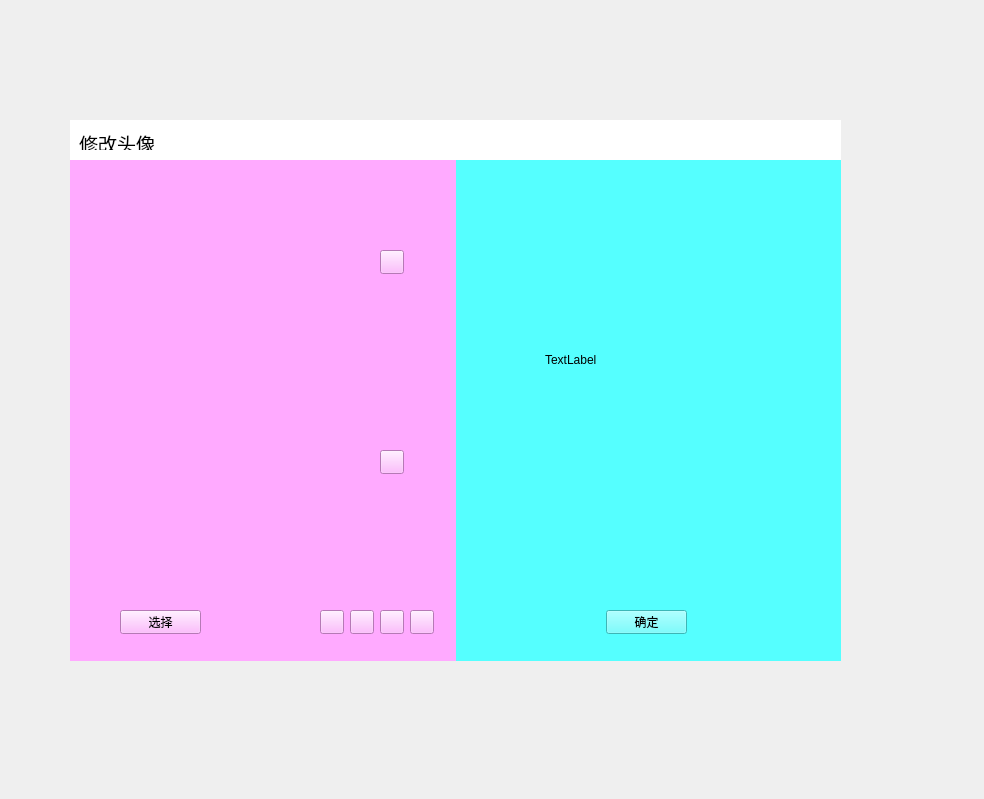
The window that Common/Widgets/AvatarChoose/AvatarChoose.ui (com567/NewRepo) describes before a commit, drawn with Qt 5.
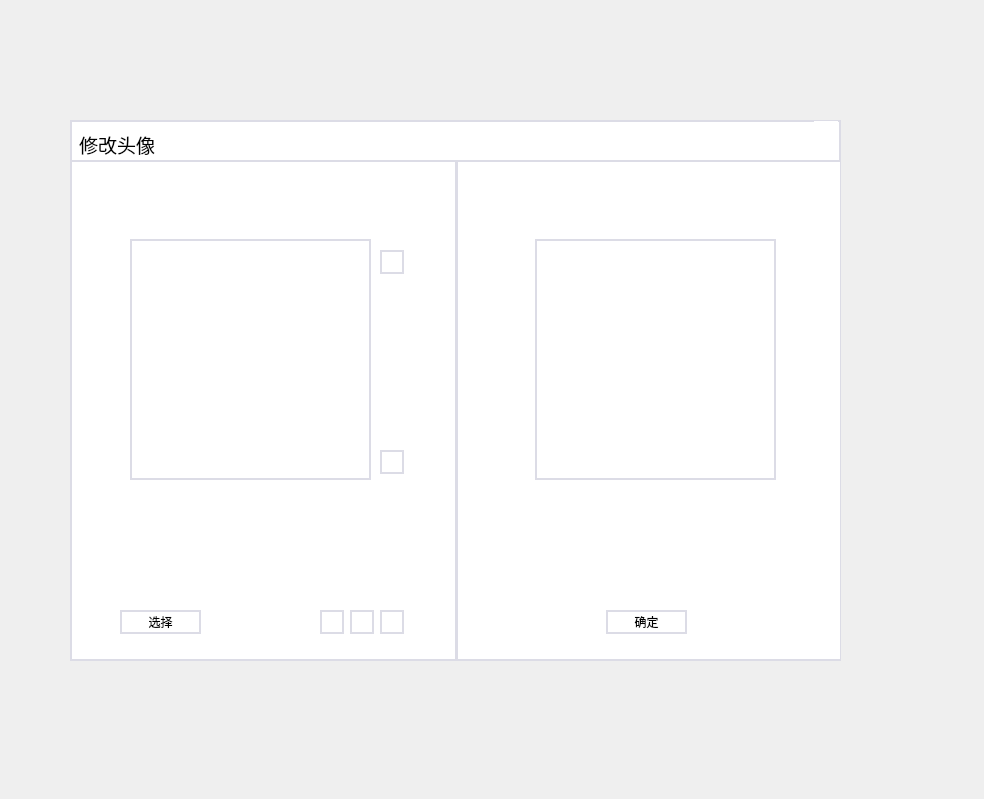
The same window after the commit. Icons and pictures are not drawn. Custom widgets are drawn as their Qt base class.

```diff
--- a/Common/Widgets/AvatarChoose/AvatarChoose.ui
+++ b/Common/Widgets/AvatarChoose/AvatarChoose.ui
@@ -23,19 +23,21 @@
     </rect>
    </property>
    <property name="styleSheet">
-    <string notr="true">background-color: rgb(255, 255, 255);</string>
+    <string notr="true">background-color: rgb(255, 255, 255);
+border:2px solid rgb(220,220,230);
+</string>
    </property>
    <widget class="QWidget" name="widget_2" native="true">
     <property name="geometry">
      <rect>
       <x>0</x>
       <y>40</y>
-      <width>386</width>
+      <width>387</width>
       <height>501</height>
      </rect>
     </property>
     <property name="styleSheet">
-     <string notr="true">background-color: rgb(255, 170, 255);</string>
+     <string notr="true"/>
     </property>
     <widget class="QPushButton" name="chooseBtn">
      <property name="geometry">
@@ -55,29 +57,6 @@
       <string>选择</string>
      </property>
     </widget>
-    <widget class="QPushButton" name="anticlockwise">
-     <property name="geometry">
-      <rect>
-       <x>340</x>
-       <y>450</y>
-       <width>24</width>
-       <height>24</height>
-      </rect>
-     </property>
-     <property name="styleSheet">
-      <string notr="true">#anticlockwise{
-	
-	image: url(:/Resources/anticlockwise.svg);
-}
-#anticlockwise:hover{
-image: url(:/Resources/anticlockwise.svg);
-	background-color: rgb(85, 170, 255);
-}</string>
-     </property>
-     <property name="text">
-      <string/>
-     </property>
-    </widget>
     <widget class="QPushButton" name="clockwise">
      <property name="geometry">
       <rect>
@@ -100,29 +79,7 @@
       <string/>
      </property>
     </widget>
-    <widget class="QPushButton" name="clockwise_fill">
-     <property name="geometry">
-      <rect>
-       <x>250</x>
-       <y>450</y>
-       <width>24</width>
-       <height>24</height>
-      </rect>
-     </property>
-     <property name="styleSheet">
-      <string notr="true">#clockwise_fill{
-image: url(:/Resources/clockwise-fill.svg);
-}
-#clockwise_fill:hover{
-image: url(:/Resources/clockwise-fill.svg);
-	background-color: rgb(85, 170, 255);
-}</string>
-     </property>
-     <property name="text">
-      <string/>
-     </property>
-    </widget>
-    <widget class="QPushButton" name="anticlockwise_fill">
+    <widget class="QPushButton" name="anticlockwise">
      <property name="geometry">
       <rect>
        <x>310</x>
@@ -132,7 +89,7 @@
       </rect>
      </property>
      <property name="styleSheet">
-      <string notr="true">#anticlockwise_fill{
+      <string notr="true">#anticlockwise{
 image: url(:/Resources/anticlockwise-fill.svg);
 }
 #anticlockwise_fill:hover{
@@ -193,11 +150,36 @@
     <widget class="AvatarChooseBox" name="avatarCropper" native="true">
      <property name="geometry">
       <rect>
-       <x>89</x>
-       <y>89</y>
-       <width>221</width>
-       <height>221</height>
+       <x>60</x>
+       <y>79</y>
+       <width>241</width>
+       <height>241</height>
       </rect>
+     </property>
+     <property name="styleSheet">
+      <string notr="true">border:2px solid rgb(220,220,230);</string>
+     </property>
+    </widget>
+    <widget class="QPushButton" name="tailor">
+     <property name="geometry">
+      <rect>
+       <x>250</x>
+       <y>450</y>
+       <width>24</width>
+       <height>24</height>
+      </rect>
+     </property>
+     <property name="styleSheet">
+      <string notr="true">#tailor{
+	image: url(:/Resources/tailor.svg);
+}
+#tailor:hover{
+	image: url(:/Resources/tailor.svg);
+	background-color: rgb(85, 170, 255);
+}</string>
+     </property>
+     <property name="text">
+      <string/>
      </property>
     </widget>
    </widget>
@@ -206,24 +188,27 @@
      <rect>
       <x>386</x>
       <y>40</y>
-      <width>385</width>
+      <width>386</width>
       <height>501</height>
      </rect>
     </property>
     <property name="styleSheet">
-     <string notr="true">background-color: rgb(85, 255, 255);</string>
+     <string notr="true"/>
     </property>
     <widget class="QLabel" name="avatar">
      <property name="geometry">
       <rect>
-       <x>89</x>
-       <y>89</y>
-       <width>221</width>
-       <height>221</height>
+       <x>79</x>
+       <y>79</y>
+       <width>241</width>
+       <height>241</height>
       </rect>
      </property>
+     <property name="styleSheet">
+      <string notr="true">border:2px solid rgb(220,220,230);</string>
+     </property>
      <property name="text">
-      <string>TextLabel</string>
+      <string/>
      </property>
     </widget>
     <widget class="QPushButton" name="pushButton_2">
@@ -235,6 +220,11 @@
        <height>24</height>
       </rect>
      </property>
+     <property name="styleSheet">
+      <string notr="true">#affirmBtn:hover{
+	background-color: rgb(85, 170, 255);
+}</string>
+     </property>
      <property name="text">
       <string>确定</string>
      </property>
@@ -243,8 +233,8 @@
    <widget class="QPushButton" name="close">
     <property name="geometry">
      <rect>
-      <x>745</x>
-      <y>0</y>
+      <x>744</x>
+      <y>1</y>
       <width>24</width>
       <height>24</height>
      </rect>
@@ -268,9 +258,12 @@
       <x>9</x>
       <y>9</y>
       <width>81</width>
-      <height>21</height>
+      <height>31</height>
      </rect>
     </property>
+    <property name="styleSheet">
+     <string notr="true">border:none</string>
+    </property>
     <property name="text">
      <string>&lt;html&gt;&lt;head/&gt;&lt;body&gt;&lt;p&gt;&lt;span style=&quot; font-size:14pt;&quot;&gt;修改头像&lt;/span&gt;&lt;/p&gt;&lt;/body&gt;&lt;/html&gt;</string>
     </property>
```
Left out of the diff: 4 changed lines with no effect on the pictures.
